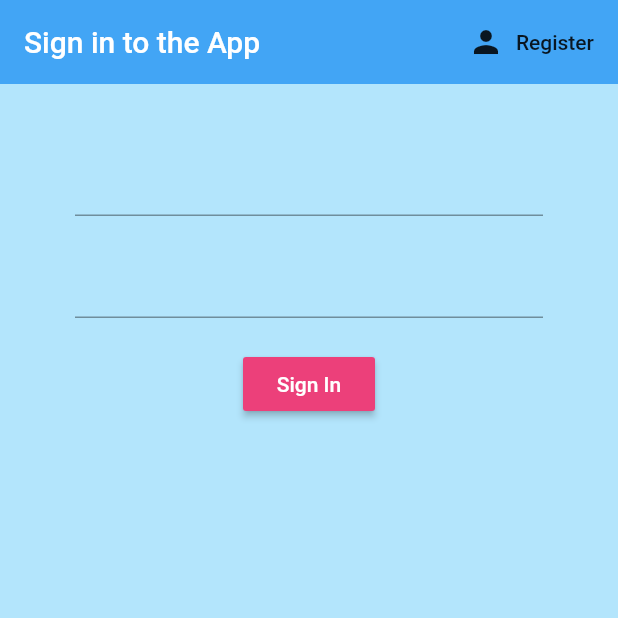
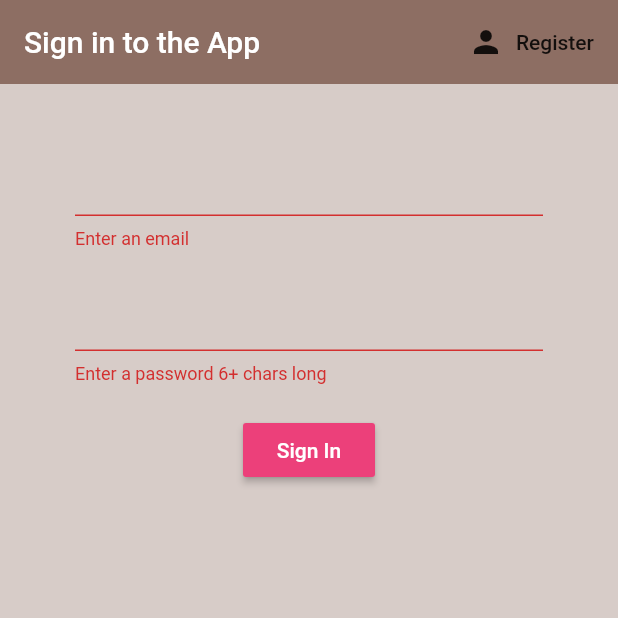
Before and after one commit to ValeryC/Command, a Flutter app: the screen it shows after launch, after a tap on "Sign In", on a phone screen of 412 x 824 dp, the top half of it. Run offline on Flutter 3.47's test engine with Material 2 defaults, Android fonts, the phone set to English and light mode, and no system bars; our stand-ins replace firebase_auth; accounts and stored records are empty.

Commit message:
create a constant for textdecoration REGISTER

```diff
--- a/order/lib/screens/authenticate/register.dart
+++ b/order/lib/screens/authenticate/register.dart
@@ -1,5 +1,6 @@
 import 'package:order/services/auth.dart';
 import 'package:flutter/material.dart';
+import 'package:order/shared/constants.dart';
 
 class Register extends StatefulWidget {
 
@@ -14,11 +15,11 @@ class _RegisterState extends State<Register> {
 
   final AuthService _auth = AuthService();
   final _formKey = GlobalKey<FormState>();
+  String error = '';
 
   // text field state
   String email = '';
   String password = '';
-  String error = '';
 
   @override
   Widget build(BuildContext context) {
@@ -27,7 +28,7 @@ class _RegisterState extends State<Register> {
       appBar: AppBar(
         backgroundColor: Colors.brown[400],
         elevation: 0.0,
-        title: Text('Sign up to Order App'),
+        title: Text('Sign up to the App'),
         actions: <Widget>[
           FlatButton.icon(
             icon: Icon(Icons.person),
@@ -44,6 +45,7 @@ class _RegisterState extends State<Register> {
             children: <Widget>[
               SizedBox(height: 20.0),
               TextFormField(
+                decoration: textInputDecoration.copyWith(hintText: 'Email'),
                 validator: (val) => val.isEmpty ? 'Enter an email' : null,
                 onChanged: (val) {
                   setState(() => email = val);
@@ -51,6 +53,7 @@ class _RegisterState extends State<Register> {
               ),
               SizedBox(height: 20.0),
               TextFormField(
+                decoration: textInputDecoration.copyWith(hintText: 'Password'),
                 obscureText: true,
                 validator: (val) => val.length < 6 ? 'Enter a password 6+ chars long' : null,
                 onChanged: (val) {
--- a/order/lib/screens/authenticate/sign_in.dart
+++ b/order/lib/screens/authenticate/sign_in.dart
@@ -13,6 +13,8 @@ class SignIn extends StatefulWidget {
 class _SignInState extends State<SignIn> {
 
   final AuthService _auth = AuthService();
+  final _formKey = GlobalKey<FormState>();
+  String error = '';
 
   // text field state
   String email = '';
@@ -21,9 +23,9 @@ class _SignInState extends State<SignIn> {
   @override
   Widget build(BuildContext context) {
     return Scaffold(
-      backgroundColor: Colors.lightBlue[100],
+      backgroundColor: Colors.brown[100],
       appBar: AppBar(
-        backgroundColor: Colors.blue[400],
+        backgroundColor: Colors.brown[400],
         elevation: 0.0,
         title: Text('Sign in to the App'),
         actions: <Widget>[
@@ -35,12 +37,14 @@ class _SignInState extends State<SignIn> {
         ],
       ),
       body: Container(
-        padding: EdgeInsets.symmetric(vertical: 20.0,horizontal: 50.0),
-        child:  Form(
+        padding: EdgeInsets.symmetric(vertical: 20.0, horizontal: 50.0),
+        child: Form(
+          key: _formKey,
           child: Column(
             children: <Widget>[
               SizedBox(height: 20.0),
               TextFormField(
+                validator: (val) => val.isEmpty ? 'Enter an email' : null,
                 onChanged: (val) {
                   setState(() => email = val);
                 },
@@ -48,8 +52,9 @@ class _SignInState extends State<SignIn> {
               SizedBox(height: 20.0),
               TextFormField(
                 obscureText: true,
+                validator: (val) => val.length < 6 ? 'Enter a password 6+ chars long' : null,
                 onChanged: (val) {
-                setState(() => password = val);
+                  setState(() => password = val);
                 },
               ),
               SizedBox(height: 20.0),
@@ -60,9 +65,20 @@ class _SignInState extends State<SignIn> {
                   style: TextStyle(color: Colors.white),
                 ),
                 onPressed: () async {
-                  print(email);
-                  print(password);
+                  if(_formKey.currentState.validate()){
+                    dynamic result = await _auth.signInWithEmailAndPassword(email, password);
+                    if(result == null) {
+                      setState(() {
+                        error = 'Could not sign in with those credentials';
+                      });
+                    }
+                  }
                 }
+              ),
+              SizedBox(height: 12.0),
+              Text(
+                error,
+                style: TextStyle(color: Colors.red, fontSize: 14.0),
               ),
             ],
           ),
--- a/order/lib/services/auth.dart
+++ b/order/lib/services/auth.dart
@@ -31,6 +31,17 @@ class AuthService {
 
   // sign in with email and password
 
+   Future signInWithEmailAndPassword(String email, String password) async {
+    try {
+      AuthResult result = await _auth.signInWithEmailAndPassword(email: email, password: password);
+      FirebaseUser user = result.user;
+      return _userFromFirebaseUser(user);
+    } catch (e) {
+      print(e.toString());
+      return null;
+    }
+  }
+
 
   // register with email and password
   Future registerWithEmailAndPassword(String email, String password) async {
```
Also changed, not shown: order/lib/shared/constants.dart (added, +13 -0 lines).
